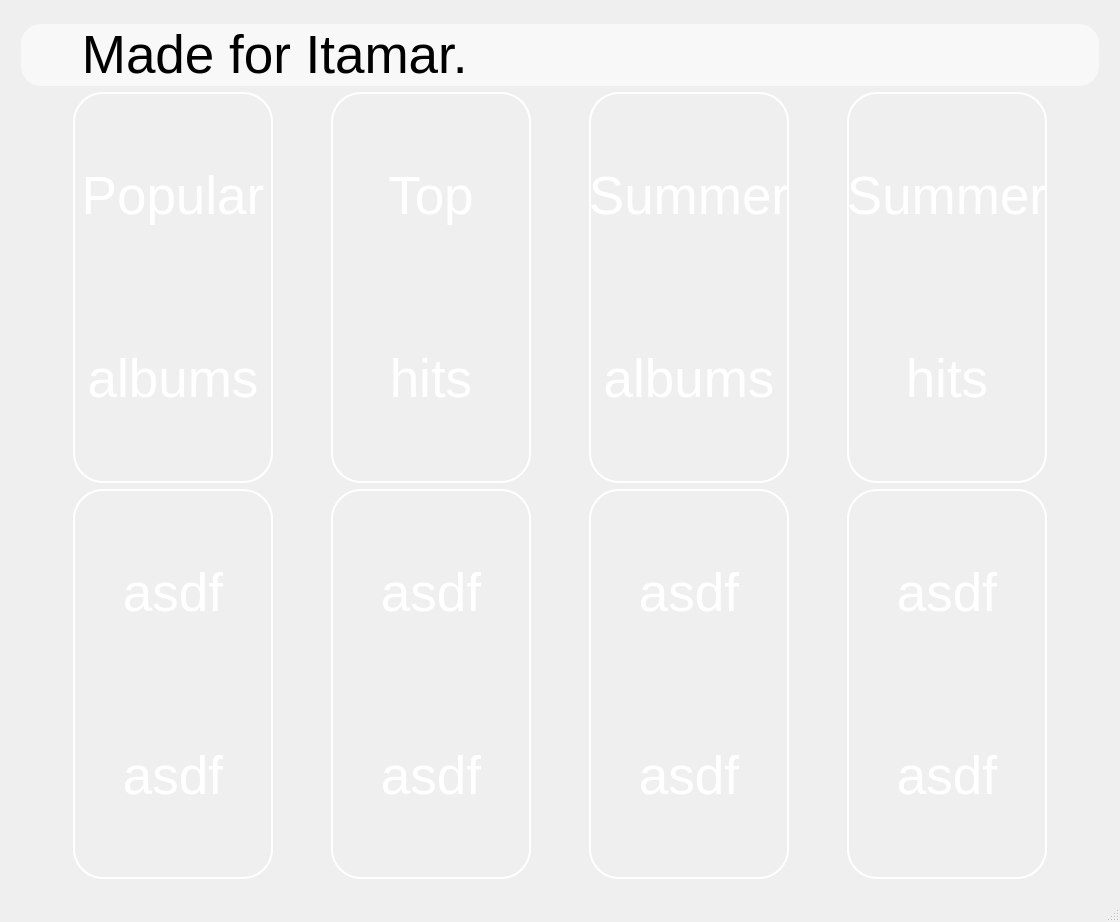
incremen/CyberMusicStreaming, file ui/search_page/search_page.ui: the form before one commit.
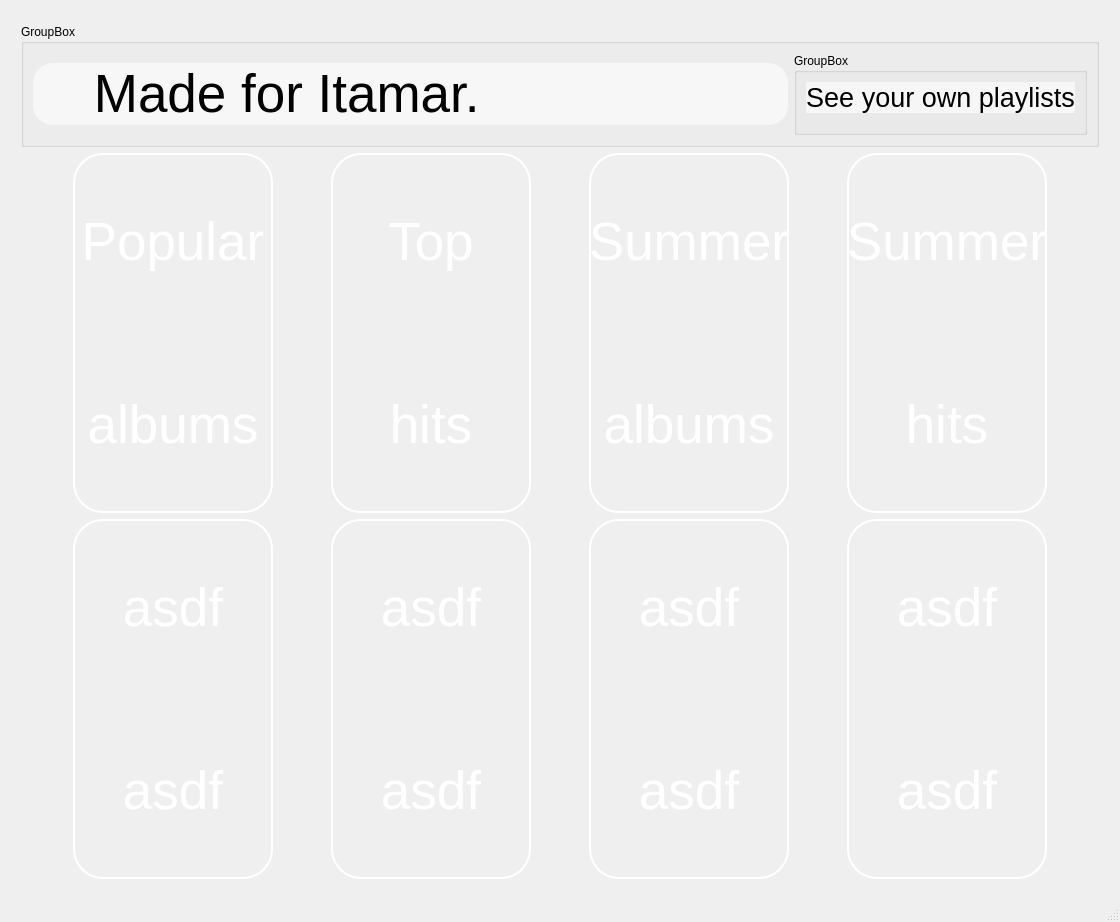
The form after the commit. Icons and pictures are not drawn.

Commit message: updated search_page ui to have see own playlists btn

```diff
--- a/ui/search_page/search_page.ui
+++ b/ui/search_page/search_page.ui
@@ -47,36 +47,7 @@
        <bool>true</bool>
       </property>
       <layout class="QGridLayout" name="gridLayout_2">
-       <item row="0" column="0">
-        <layout class="QHBoxLayout" name="horizontalLayout_5"/>
-       </item>
-       <item row="1" column="0">
-        <widget class="QLineEdit" name="lineEdit">
-         <property name="font">
-          <font>
-           <family>Arial</family>
-           <pointsize>40</pointsize>
-          </font>
-         </property>
-         <property name="cursor">
-          <cursorShape>CrossCursor</cursorShape>
-         </property>
-         <property name="styleSheet">
-          <string notr="true">QLineEdit {
- background-color: rgba(255, 255, 255, 150); 
- color: black;
-border-radius:20px;
-}
-
-
-</string>
-         </property>
-         <property name="text">
-          <string>    Made for Itamar. </string>
-         </property>
-        </widget>
-       </item>
-       <item row="2" column="0">
+       <item row="3" column="0">
         <layout class="QGridLayout" name="album_grid">
          <item row="0" column="3">
           <widget class="QPushButton" name="pushButton_7">
@@ -401,6 +372,97 @@
          </item>
         </layout>
        </item>
+       <item row="2" column="0">
+        <widget class="QGroupBox" name="groupBox_2">
+         <property name="minimumSize">
+          <size>
+           <width>0</width>
+           <height>100</height>
+          </size>
+         </property>
+         <property name="title">
+          <string>GroupBox</string>
+         </property>
+         <layout class="QHBoxLayout" name="horizontalLayout_3">
+          <item>
+           <widget class="QLineEdit" name="lineEdit">
+            <property name="font">
+             <font>
+              <family>Arial</family>
+              <pointsize>40</pointsize>
+             </font>
+            </property>
+            <property name="cursor">
+             <cursorShape>CrossCursor</cursorShape>
+            </property>
+            <property name="styleSheet">
+             <string notr="true">QLineEdit {
+ background-color: rgba(255, 255, 255, 150); 
+ color: black;
+border-radius:20px;
+}
+
+
+</string>
+            </property>
+            <property name="text">
+             <string>    Made for Itamar. </string>
+            </property>
+           </widget>
+          </item>
+          <item>
+           <widget class="QGroupBox" name="groupBox_3">
+            <property name="title">
+             <string>GroupBox</string>
+            </property>
+            <layout class="QVBoxLayout" name="verticalLayout">
+             <item>
+              <widget class="QPushButton" name="pushButton_2">
+               <property name="font">
+                <font>
+                 <pointsize>20</pointsize>
+                </font>
+               </property>
+               <property name="styleSheet">
+                <string notr="true">QPushButton {
+ background-color: rgba(255, 255, 255, 150); 
+ color: black;
+border-radius:20px;
+}
+
+
+</string>
+               </property>
+               <property name="text">
+                <string>See your own playlists</string>
+               </property>
+              </widget>
+             </item>
+             <item>
+              <spacer name="verticalSpacer">
+               <property name="orientation">
+                <enum>Qt::Vertical</enum>
+               </property>
+               <property name="sizeType">
+                <enum>QSizePolicy::Minimum</enum>
+               </property>
+               <property name="sizeHint" stdset="0">
+                <size>
+                 <width>20</width>
+                 <height>10</height>
+                </size>
+               </property>
+              </spacer>
+             </item>
+            </layout>
+           </widget>
+          </item>
+         </layout>
+        </widget>
+       </item>
+       <item row="0" column="0">
+        <layout class="QHBoxLayout" name="horizontalLayout_5"/>
+       </item>
       </layout>
      </widget>
     </item>
```
The commit also changes 3 other files.
